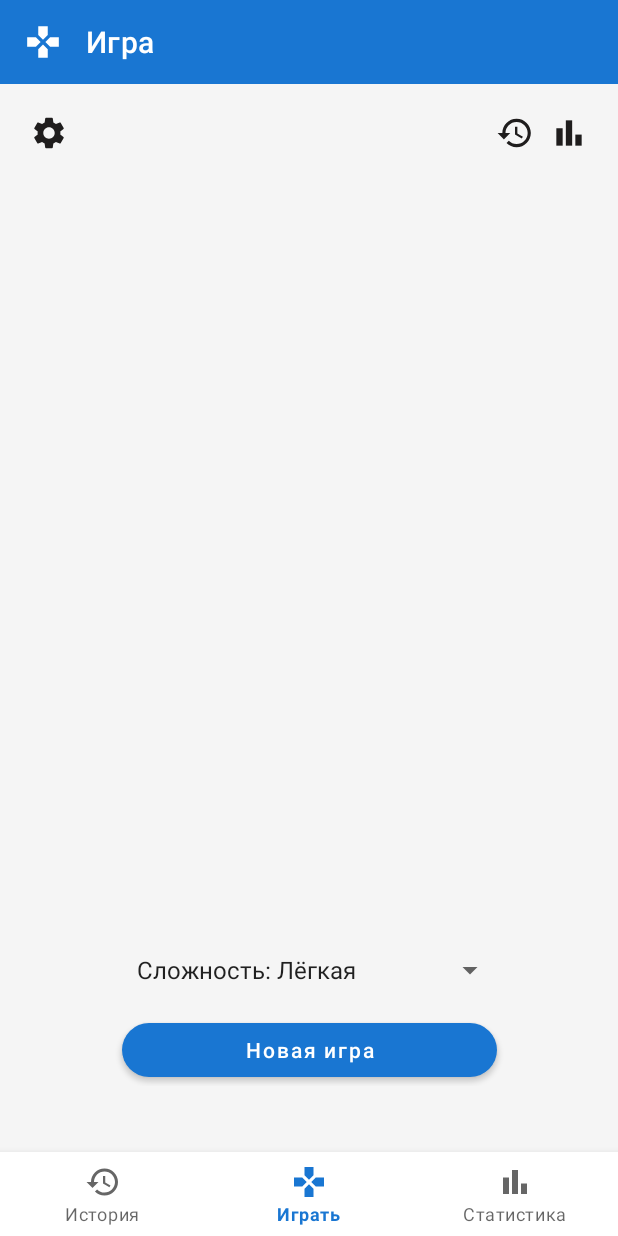
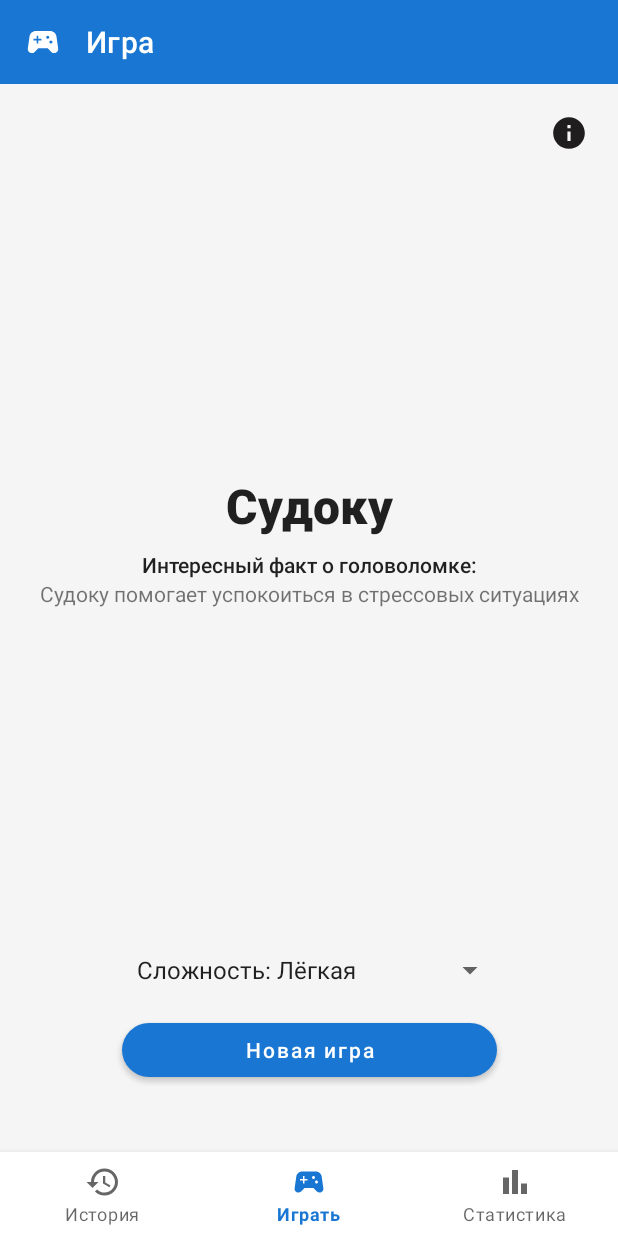
Before and after one commit to coder-chekunkov/sudoku-app, an Android app: the screen it shows after launch (MainActivity), on a phone screen of 412 x 824 dp. Run offline under Robolectric (Android 15) with nearby library versions, the phone set to English and light mode, and no system bars.

Commit message:
add facts and minor improvements (icons, buttons).

```diff
--- a/app/src/main/java/com/cdr/sudoku/MainActivity.kt
+++ b/app/src/main/java/com/cdr/sudoku/MainActivity.kt
@@ -5,12 +5,10 @@ import android.os.Bundle
 import android.view.View
 import androidx.fragment.app.Fragment
 import androidx.fragment.app.FragmentManager
-import com.cdr.sudoku.contract.HasCustomIcon
-import com.cdr.sudoku.contract.HasCustomTitle
-import com.cdr.sudoku.contract.IsGameButtonClickable
-import com.cdr.sudoku.contract.Navigator
+import com.cdr.sudoku.contract.*
 import com.cdr.sudoku.databinding.ActivityMainBinding
 import com.cdr.sudoku.game.GameFragment
+import com.cdr.sudoku.game.InformationFragment
 import com.cdr.sudoku.game.LaunchGameFragment
 import com.cdr.sudoku.game.ResultFragment
 import com.cdr.sudoku.history.HistoryFragment
@@ -40,6 +38,8 @@ class MainActivity : AppCompatActivity(), Navigator {
         setSupportActionBar(binding.toolbar) // Инициализация Toolbar
         supportFragmentManager.registerFragmentLifecycleCallbacks(fragmentLifecycleCallbacks, false)
         bottomNavigationView = binding.bottomNavigation.also {
+            it.selectedItemId = R.id.statisticButton
+            it.selectedItemId = R.id.historyButton
             it.selectedItemId = R.id.gameButton
             it.setOnItemSelectedListener { item ->
                 when (item.itemId) {
@@ -72,9 +72,15 @@ class MainActivity : AppCompatActivity(), Navigator {
         supportFragmentManager.unregisterFragmentLifecycleCallbacks(fragmentLifecycleCallbacks)
     }
 
+    override fun onSupportNavigateUp(): Boolean {
+        onBackPressed()
+        return true
+    }
+
     override fun showHistoryFragment() = launchFragment(HistoryFragment())
     override fun showLaunchGameFragment() = launchFragment(LaunchGameFragment())
     override fun showStatisticFragment() = launchFragment(StatisticFragment())
+    override fun showInfoSettings() = launchFragment(InformationFragment())
     override fun showGameFragment(diff: Int) = launchFragment(GameFragment.newInstance(diff))
     override fun showResultFragment(diff: Int, res: Boolean) =
         launchFragment(ResultFragment.newInstance(diff, res))
@@ -88,8 +94,8 @@ class MainActivity : AppCompatActivity(), Navigator {
     private fun renderToolbar() {
         val fragment = currentFragment
 
-        supportActionBar?.title =
-            if (fragment is HasCustomTitle) getString(fragment.getResTitle()) else getString(R.string.app_name)
+        if (fragment is HasCustomTitle) supportActionBar?.title = getString(fragment.getResTitle())
+        else supportActionBar?.title = getString(R.string.app_name)
 
         if (fragment is HasCustomIcon) supportActionBar?.setIcon(fragment.getResIcon())
     }
--- a/app/src/main/java/com/cdr/sudoku/contract/Navigator.kt
+++ b/app/src/main/java/com/cdr/sudoku/contract/Navigator.kt
@@ -8,6 +8,7 @@ interface Navigator {
     fun showStatisticFragment() // Fragment со статистикой
     fun showGameFragment(diff: Int) // Fragment с игрой
     fun showResultFragment(diff: Int, res: Boolean) // Fragment с результатом игры
+    fun showInfoSettings() // Fragment с информацией
 }
 
 fun Fragment.navigator(): Navigator = requireActivity() as Navigator
--- a/app/src/main/java/com/cdr/sudoku/game/LaunchGameFragment.kt
+++ b/app/src/main/java/com/cdr/sudoku/game/LaunchGameFragment.kt
@@ -13,6 +13,7 @@ import com.cdr.sudoku.contract.HasCustomTitle
 import com.cdr.sudoku.contract.IsGameButtonClickable
 import com.cdr.sudoku.contract.navigator
 import com.cdr.sudoku.databinding.FragmentLaunchGameBinding
+import com.cdr.sudoku.model.FactCreator
 
 class LaunchGameFragment : Fragment(), HasCustomTitle, HasCustomIcon, IsGameButtonClickable {
 
@@ -26,7 +27,9 @@ class LaunchGameFragment : Fragment(), HasCustomTitle, HasCustomIcon, IsGameButt
 
         createDifficultySpinner()
         with(binding) {
-            startNewGameButton.setOnClickListener { clickStartNewGameButton() }
+            binding.factTextView.text = FactCreator().createFact(requireContext()) // Факт о судоку
+            startNewGameButton.setOnClickListener { clickStartNewGameButton() } // Новая игра
+            infoLaunchGameButton.setOnClickListener { clickInfoButton() } // Информация
         }
 
         return binding.root
@@ -41,7 +44,7 @@ class LaunchGameFragment : Fragment(), HasCustomTitle, HasCustomIcon, IsGameButt
             arrayOf(TITLE_DIFFICULTY),
             intArrayOf(android.R.id.text1)
         )
-        binding.difficultySpinner.onItemSelectedListener =
+        binding.difficultySpinner.onItemSelectedListener = // Нажатие на выбранную сложность
             object : AdapterView.OnItemSelectedListener {
                 override fun onItemSelected(p0: AdapterView<*>?, p1: View?, p2: Int, p3: Long) {
                     difficult = difficultyCases[p2][VALUE_DIFFICULTY] as Int
@@ -52,6 +55,7 @@ class LaunchGameFragment : Fragment(), HasCustomTitle, HasCustomIcon, IsGameButt
     }
 
     private fun clickStartNewGameButton() = navigator().showGameFragment(difficult) // Новая игра
+    private fun clickInfoButton() = navigator().showInfoSettings() // Информация
 
     override fun getResTitle(): Int = R.string.titleToolbarGame
     override fun getResIcon(): Int = R.drawable.ic_game
--- /dev/null
+++ b/app/src/main/java/com/cdr/sudoku/model/FactCreator.kt
@@ -0,0 +1,35 @@
+package com.cdr.sudoku.model
+
+import android.content.Context
+import com.cdr.sudoku.R
+import org.json.JSONObject
+import java.io.BufferedReader
+import java.io.InputStream
+import java.io.InputStreamReader
+import kotlin.random.Random
+
+class FactCreator {
+
+    fun createFact(context: Context): String {
+        val jsonText = readText(context, R.raw.facts) // Получение значений из файла
+        val factId = Random.nextInt(1, 17)
+
+        val jsonRoot = JSONObject(jsonText) // Root-элемент файла с фактами
+        val jsonObject = jsonRoot.getJSONObject(factId.toString()) // Факт по рандомную числу
+
+        return jsonObject.getString("fact")
+    }
+
+    // Чтение JSON-файла:
+    private fun readText(context: Context, resId: Int): String {
+        val inputStream: InputStream = context.resources.openRawResource(resId)
+        val bufferedReader = BufferedReader(InputStreamReader(inputStream))
+        val file = StringBuilder()
+        var s: String?
+        while (bufferedReader.readLine().also { s = it } != null) {
+            file.append(s)
+            file.append("\n")
+        }
+        return file.toString()
+    }
+}
--- a/app/src/main/res/drawable/ic_game.xml
+++ b/app/src/main/res/drawable/ic_game.xml
@@ -5,5 +5,5 @@
     android:viewportHeight="24">
     <path
         android:fillColor="@android:color/white"
-        android:pathData="M15,7.5V2H9v5.5l3,3 3,-3zM7.5,9H2v6h5.5l3,-3 -3,-3zM9,16.5V22h6v-5.5l-3,-3 -3,3zM16.5,9l-3,3 3,3H22V9h-5.5z" />
+        android:pathData="M21.58,16.09l-1.09,-7.66C20.21,6.46 18.52,5 16.53,5H7.47C5.48,5 3.79,6.46 3.51,8.43l-1.09,7.66C2.2,17.63 3.39,19 4.94,19h0c0.68,0 1.32,-0.27 1.8,-0.75L9,16h6l2.25,2.25c0.48,0.48 1.13,0.75 1.8,0.75h0C20.61,19 21.8,17.63 21.58,16.09zM11,11H9v2H8v-2H6v-1h2V8h1v2h2V11zM15,10c-0.55,0 -1,-0.45 -1,-1c0,-0.55 0.45,-1 1,-1s1,0.45 1,1C16,9.55 15.55,10 15,10zM17,13c-0.55,0 -1,-0.45 -1,-1c0,-0.55 0.45,-1 1,-1s1,0.45 1,1C18,12.55 17.55,13 17,13z" />
 </vector>
--- /dev/null
+++ b/app/src/main/res/drawable/ic_info.xml
@@ -0,0 +1,9 @@
+<vector xmlns:android="http://schemas.android.com/apk/res/android"
+    android:width="25dp"
+    android:height="25dp"
+    android:viewportWidth="24"
+    android:viewportHeight="24">
+    <path
+        android:fillColor="@android:color/white"
+        android:pathData="M12,2C6.48,2 2,6.48 2,12s4.48,10 10,10 10,-4.48 10,-10S17.52,2 12,2zM13,17h-2v-6h2v6zM13,9h-2L11,7h2v2z" />
+</vector>
--- a/app/src/main/res/drawable/ic_lost.xml
+++ b/app/src/main/res/drawable/ic_lost.xml
@@ -1,6 +1,6 @@
 <vector xmlns:android="http://schemas.android.com/apk/res/android"
-    android:width="150dp"
-    android:height="150dp"
+    android:width="130dp"
+    android:height="130dp"
     android:viewportWidth="24"
     android:viewportHeight="24">
     <path
--- a/app/src/main/res/drawable/ic_win.xml
+++ b/app/src/main/res/drawable/ic_win.xml
@@ -1,6 +1,6 @@
 <vector xmlns:android="http://schemas.android.com/apk/res/android"
-    android:width="150dp"
-    android:height="150dp"
+    android:width="130dp"
+    android:height="130dp"
     android:viewportWidth="24"
     android:viewportHeight="24">
     <path
--- a/app/src/main/res/layout/fragment_launch_game.xml
+++ b/app/src/main/res/layout/fragment_launch_game.xml
@@ -10,42 +10,50 @@
     android:paddingBottom="100dp">
 
     <ImageButton
-        android:id="@+id/settingsLaunchGameButton"
+        android:id="@+id/infoLaunchGameButton"
         android:layout_width="wrap_content"
         android:layout_height="wrap_content"
         android:background="@android:color/transparent"
-        android:src="@drawable/ic_settings"
+        android:contentDescription="@string/titleToolbarGame"
+        android:src="@drawable/ic_info"
         android:theme="@style/CustomImageButton"
-        app:layout_constraintStart_toStartOf="parent"
-        app:layout_constraintTop_toTopOf="parent"
-        android:contentDescription="@string/titleToolbarGame" />
+        app:layout_constraintEnd_toEndOf="parent"
+        app:layout_constraintTop_toTopOf="parent" />
 
-    <ImageButton
-        android:id="@+id/historyLaunchGameButton"
+    <TextView
+        android:id="@+id/sudokuTitleTextView"
+        style="@style/TextAppearance.AppCompat.Title"
         android:layout_width="wrap_content"
         android:layout_height="wrap_content"
-        android:background="@android:color/transparent"
-        android:paddingStart="5dp"
-        android:paddingEnd="5dp"
-        android:src="@drawable/ic_history"
-        android:theme="@style/CustomImageButton"
-        app:layout_constraintEnd_toStartOf="@id/statisticLaunchButton"
-        app:layout_constraintTop_toTopOf="parent"
-        android:contentDescription="@string/titleToolbarGame"/>
+        android:layout_marginBottom="25dp"
+        android:text="@string/app_name"
+        android:textSize="32sp"
+        android:textStyle="bold"
+        app:layout_constraintBottom_toTopOf="@id/difficultySpinner"
+        app:layout_constraintEnd_toEndOf="parent"
+        app:layout_constraintStart_toStartOf="parent"
+        app:layout_constraintTop_toTopOf="parent" />
 
-    <ImageButton
-        android:id="@+id/statisticLaunchButton"
+    <TextView
+        android:id="@+id/factTitleTextView"
+        style="@style/TextAppearance.AppCompat.Body2"
         android:layout_width="wrap_content"
         android:layout_height="wrap_content"
-        android:layout_marginStart="15dp"
-        android:background="@android:color/transparent"
-        android:paddingStart="5dp"
-        android:paddingEnd="0dp"
-        android:src="@drawable/ic_statistic"
-        android:theme="@style/CustomImageButton"
+        android:layout_marginTop="8dp"
+        android:gravity="center"
+        android:text="@string/titleFact"
         app:layout_constraintEnd_toEndOf="parent"
-        app:layout_constraintTop_toTopOf="parent"
-        android:contentDescription="@string/titleToolbarGame"/>
+        app:layout_constraintStart_toStartOf="parent"
+        app:layout_constraintTop_toBottomOf="@id/sudokuTitleTextView" />
+
+    <TextView
+        android:id="@+id/factTextView"
+        android:layout_width="wrap_content"
+        android:layout_height="wrap_content"
+        android:gravity="center"
+        app:layout_constraintEnd_toEndOf="parent"
+        app:layout_constraintStart_toStartOf="parent"
+        app:layout_constraintTop_toBottomOf="@id/factTitleTextView" />
 
     <Spinner
         android:id="@+id/difficultySpinner"
--- a/app/src/main/res/values/strings.xml
+++ b/app/src/main/res/values/strings.xml
@@ -4,11 +4,14 @@
     <string name="titleStatisticButton">Статистика</string>
     <string name="titleGameButton">Играть</string>
 
+    <string name="titleFact">Интересный факт о головоломке:</string>
     <string name="titleToolbarHistory">История</string>
     <string name="titleToolbarGame">Игра</string>
     <string name="titleToolbarStatistic">Статистика</string>
+    <string name="titleToolbarInformation">Информация</string>
     <string name="titleToolbarResult">Результат</string>
     <string name="buttonStartNewGame">Новая игра</string>
+    <string name="buttonOk">Понятно</string>
 
     <string name="difficultEasy">Легкая</string>
     <string name="difficultMiddle">Средняя</string>
```
Also changed, not shown: app/src/main/java/com/cdr/sudoku/game/InformationFragment.kt (added, +35 -0 lines), app/src/main/res/layout/fragment_information.xml (added, +25 -0 lines), app/src/main/res/raw/facts.json (added, +53 -0 lines).
